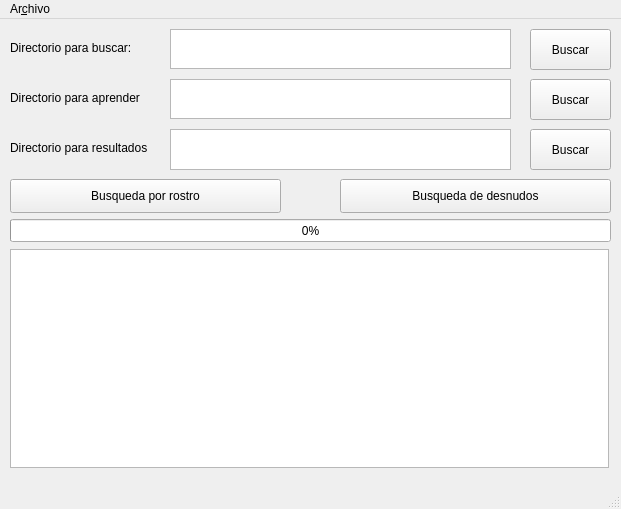
First picture: the form in Views/PAnalizerView.ui, repository AaronSoria/PAnalizer, before the edit.
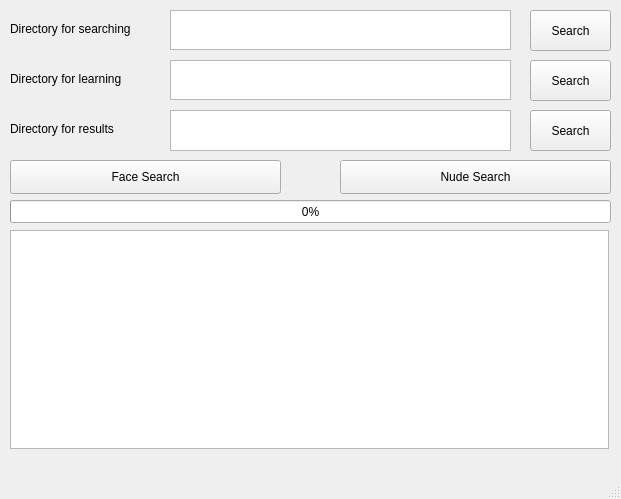
Second picture: the form after the edit.

The edit to the form file:
```diff
--- a/Views/PAnalizerView.ui
+++ b/Views/PAnalizerView.ui
@@ -7,7 +7,7 @@
     <x>0</x>
     <y>0</y>
     <width>621</width>
-    <height>509</height>
+    <height>499</height>
    </rect>
   </property>
   <property name="windowTitle">
@@ -55,7 +55,7 @@
      </rect>
     </property>
     <property name="text">
-     <string>Buscar</string>
+     <string>Search</string>
     </property>
    </widget>
    <widget class="QPushButton" name="SearchLearnButton">
@@ -68,7 +68,7 @@
      </rect>
     </property>
     <property name="text">
-     <string>Buscar</string>
+     <string>Search</string>
     </property>
    </widget>
    <widget class="QPushButton" name="FaceSearchButton">
@@ -81,7 +81,7 @@
      </rect>
     </property>
     <property name="text">
-     <string>Busqueda por rostro</string>
+     <string>Face Search</string>
     </property>
    </widget>
    <widget class="QProgressBar" name="progressBar">
@@ -107,7 +107,7 @@
      </rect>
     </property>
     <property name="text">
-     <string>Directorio para buscar:</string>
+     <string>Directory for searching</string>
     </property>
    </widget>
    <widget class="QLabel" name="label_2">
@@ -120,7 +120,7 @@
      </rect>
     </property>
     <property name="text">
-     <string>Directorio para aprender</string>
+     <string>Directory for learning</string>
     </property>
    </widget>
    <widget class="QPushButton" name="NudeSearchButton">
@@ -133,7 +133,7 @@
      </rect>
     </property>
     <property name="text">
-     <string>Busqueda de desnudos</string>
+     <string>Nude Search</string>
     </property>
    </widget>
    <widget class="QLabel" name="label_3">
@@ -146,7 +146,7 @@
      </rect>
     </property>
     <property name="text">
-     <string>Directorio para resultados</string>
+     <string>Directory for results</string>
     </property>
    </widget>
    <widget class="QTextEdit" name="DirectoryResult">
@@ -169,7 +169,7 @@
      </rect>
     </property>
     <property name="text">
-     <string>Buscar</string>
+     <string>Search</string>
     </property>
    </widget>
    <widget class="QPlainTextEdit" name="ShowResultText">
@@ -183,23 +183,6 @@
     </property>
    </widget>
   </widget>
-  <widget class="QMenuBar" name="menubar">
-   <property name="geometry">
-    <rect>
-     <x>0</x>
-     <y>0</y>
-     <width>621</width>
-     <height>30</height>
-    </rect>
-   </property>
-   <widget class="QMenu" name="menuAyuda">
-    <property name="title">
-     <string>Ar&amp;chivo</string>
-    </property>
-    <addaction name="actionConfiguracion"/>
-   </widget>
-   <addaction name="menuAyuda"/>
-  </widget>
   <widget class="QStatusBar" name="statusbar"/>
   <action name="actionConfiguracion">
    <property name="text">
```
